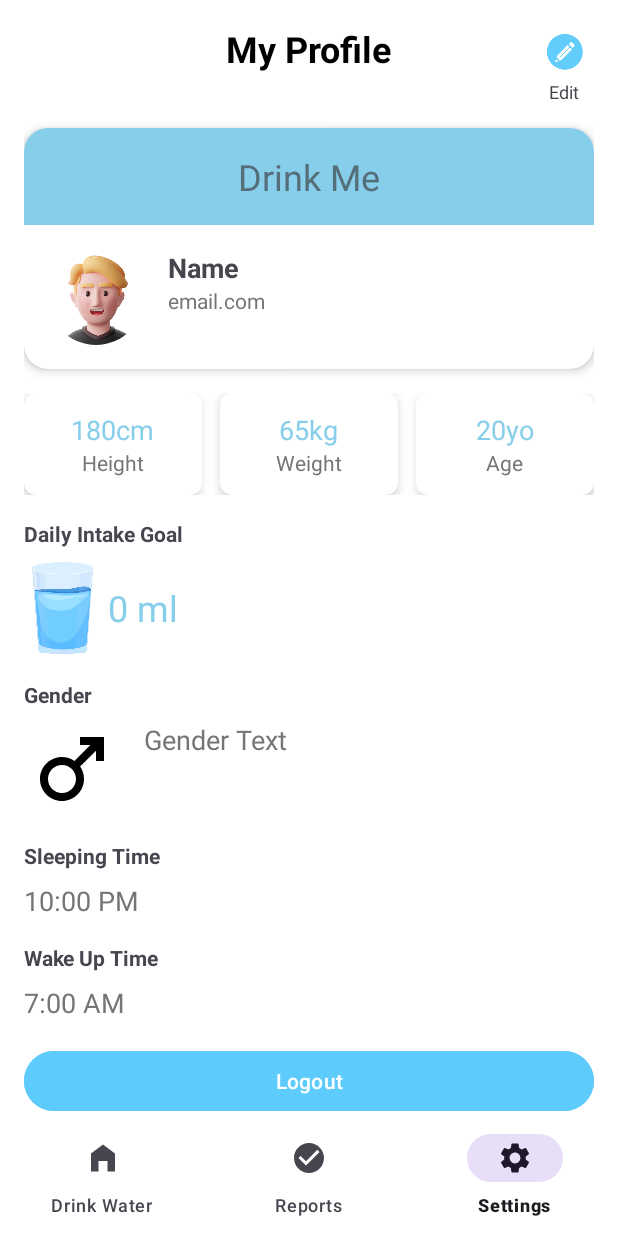
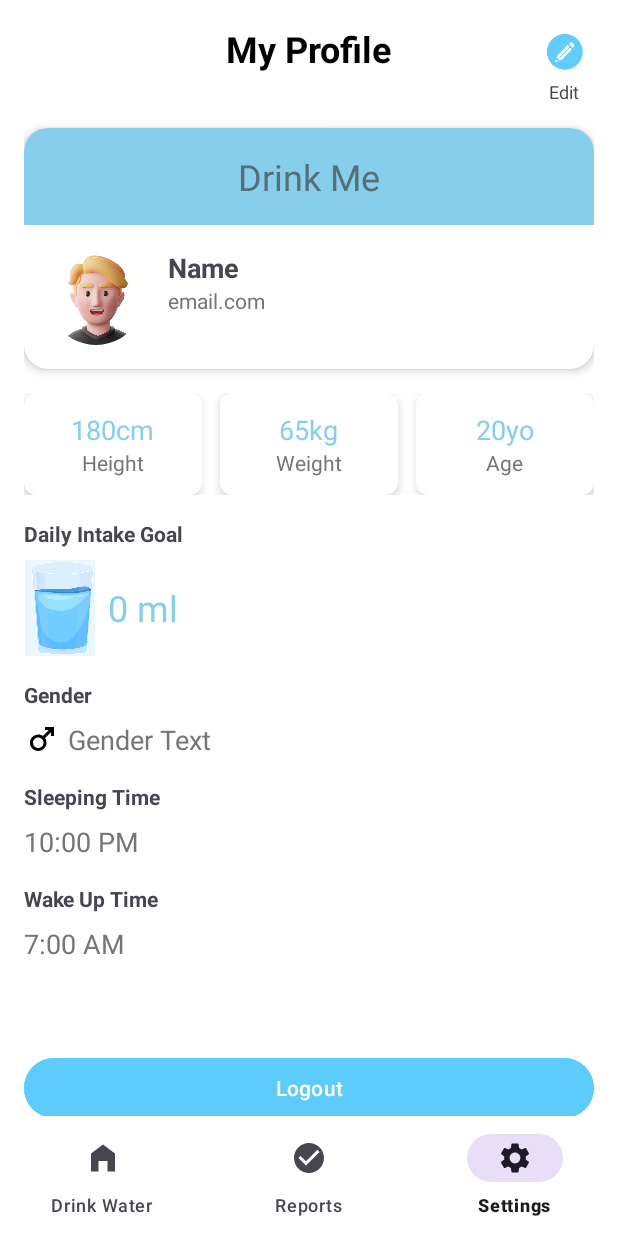
Before and after one commit to Thexazus/UTS_MAP, an Android app built with Jetpack Compose: the SettingsFragment screen opened through its navigation route, on a phone screen of 412 x 824 dp. Run offline under Robolectric (Android 15) with nearby library versions, the phone set to English and light mode, and no system bars; our stand-ins replace Firebase (no records; nobody signed in at launch, a user with empty details on screens opened directly), navigation-ui; 1 statement that could not run was skipped.

Commit message:
update settings

```diff
--- a/app/src/main/res/layout/fragment_settings.xml
+++ b/app/src/main/res/layout/fragment_settings.xml
@@ -277,19 +277,19 @@
 
             <ImageView
                 android:id="@+id/genderImage"
-                android:layout_width="64dp"
-                android:layout_height="64dp"
-                android:src="@drawable/male_icon"
-                android:contentDescription="Gender Icon" />
+                android:layout_width="wrap_content"
+                android:layout_height="wrap_content"
+                android:contentDescription="Gender Icon"
+                android:src="@drawable/male_icon" />
 
             <TextView
                 android:id="@+id/genderDisplayText"
                 android:layout_width="wrap_content"
                 android:layout_height="wrap_content"
-                android:layout_marginStart="16dp"
+                android:layout_marginStart="5sp"
                 android:text="Gender Text"
-                android:textSize="18sp"
-                android:textColor="#757575"/>
+                android:textColor="#757575"
+                android:textSize="18sp" />
         </LinearLayout>
 
         <!-- Sleeping Time Section -->
@@ -350,13 +350,14 @@
             android:id="@+id/logoutButton"
             android:layout_width="match_parent"
             android:layout_height="wrap_content"
-            android:layout_marginTop="16dp"
+            android:layout_marginTop="60sp"
             android:backgroundTint="@color/blue"
             android:text="Logout"
             android:textColor="#FFFFFF"
-            app:layout_constraintTop_toBottomOf="@id/wakeUpTimeDisplay"
+            app:layout_constraintBottom_toBottomOf="parent"
+            app:layout_constraintEnd_toEndOf="parent"
             app:layout_constraintStart_toStartOf="parent"
-            app:layout_constraintEnd_toEndOf="parent" />
+            app:layout_constraintTop_toBottomOf="@id/wakeUpTimeDisplay" />
 
     </androidx.constraintlayout.widget.ConstraintLayout>
 </ScrollView>
```
Also changed, not shown: app/src/main/res/drawable/icon_gelas.png, app/src/main/res/drawable/logout.png (added), app/src/main/res/drawable/profile_default.jpeg (added).
